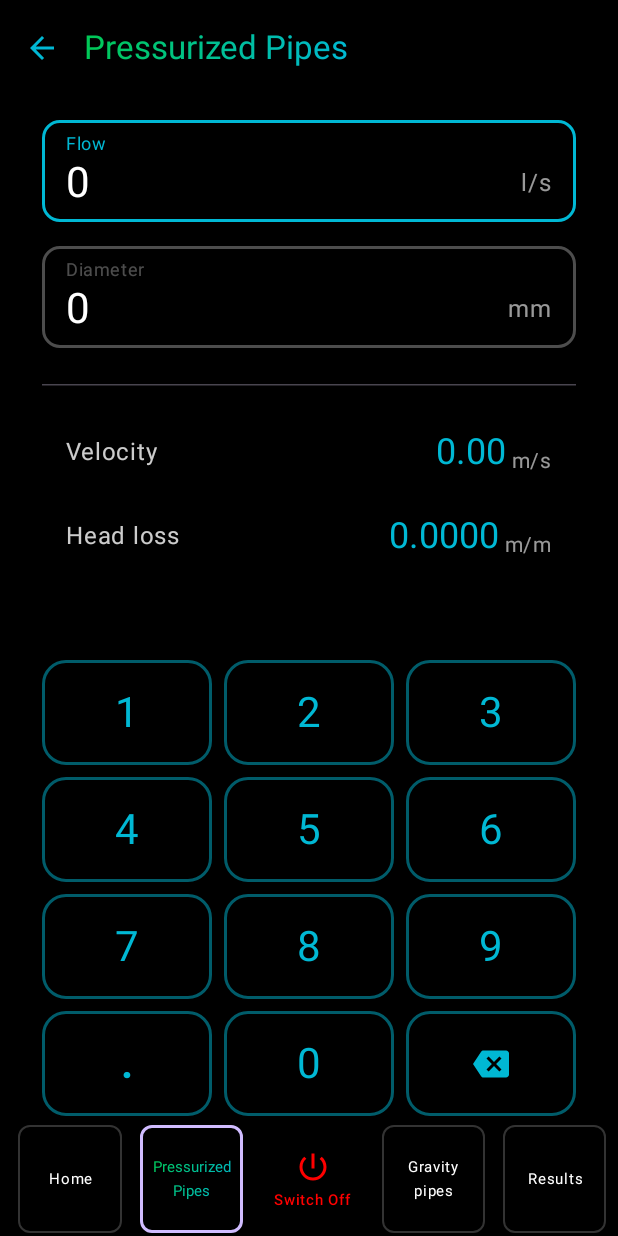
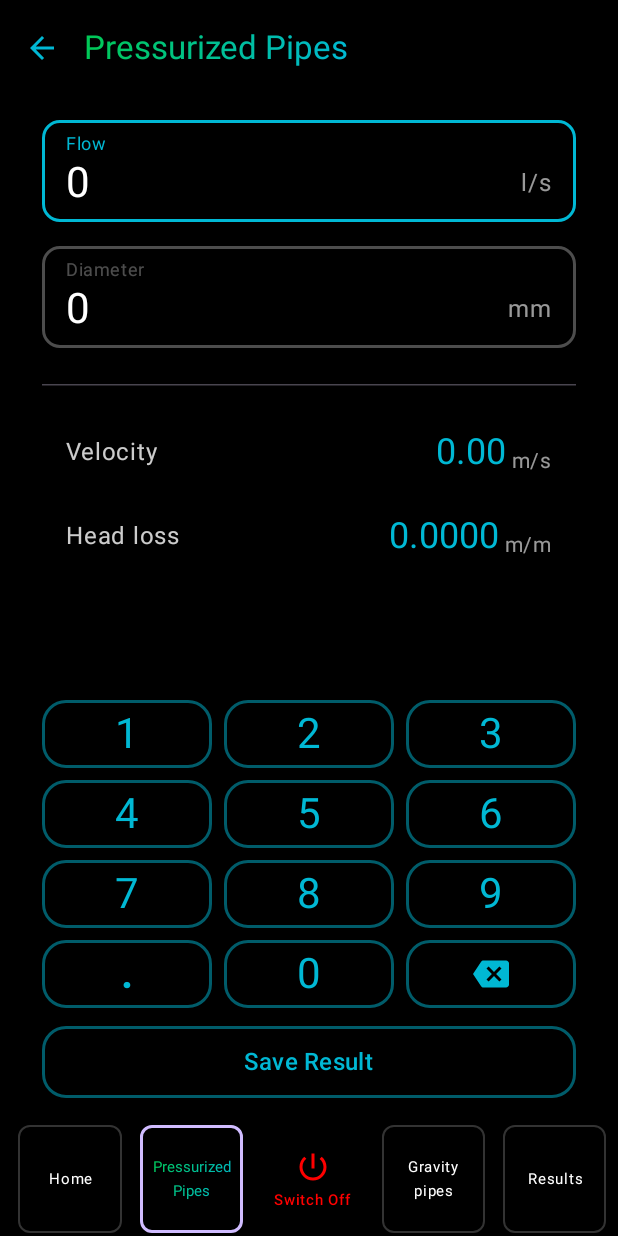
Before and after one commit to AsenTerziyski/HydroCalculatorAndroid, an Android app built with Jetpack Compose: the pressure_screen screen opened through its navigation route, on a phone screen of 412 x 824 dp. Run offline under Robolectric (Android 15) with nearby library versions, the phone set to English and light mode, and no system bars; our stand-ins replace Dagger/Hilt's generated code.

Commit message:
HydroCalc 56 add "save result" button

```diff
--- a/app/src/main/java/com/example/hydrocalculator/ui/views/NumericKeypad.kt
+++ b/app/src/main/java/com/example/hydrocalculator/ui/views/NumericKeypad.kt
@@ -82,7 +82,7 @@ private fun KeyButton(
                 scaleX = scale
                 scaleY = scale
             }
-            .aspectRatio(1.618f)
+            .aspectRatio(2.5f)
             .border(
                 width = 2.dp,
                 color = HydroCyan.copy(alpha = 0.5f),
--- a/app/src/main/java/com/example/hydrocalculator/ui/views/screens/CalculationPressureScreen.kt
+++ b/app/src/main/java/com/example/hydrocalculator/ui/views/screens/CalculationPressureScreen.kt
@@ -1,25 +1,30 @@
 package com.example.hydrocalculator.ui.views.screens
 
+import androidx.compose.animation.animateColorAsState
+import androidx.compose.animation.core.animateFloatAsState
 import androidx.compose.foundation.border
 import androidx.compose.foundation.clickable
+import androidx.compose.foundation.interaction.MutableInteractionSource
+import androidx.compose.foundation.interaction.collectIsPressedAsState
 import androidx.compose.foundation.layout.*
 import androidx.compose.foundation.rememberScrollState
 import androidx.compose.foundation.shape.RoundedCornerShape
 import androidx.compose.foundation.verticalScroll
 import androidx.compose.material3.HorizontalDivider
 import androidx.compose.material3.MaterialTheme
+import androidx.compose.material3.Surface
 import androidx.compose.material3.Text
 import androidx.compose.runtime.*
 import androidx.compose.runtime.getValue
-import androidx.compose.runtime.setValue
 import androidx.compose.ui.Alignment
 import androidx.compose.ui.Modifier
 import androidx.compose.ui.draw.clip
+import androidx.compose.ui.graphics.Color
+import androidx.compose.ui.graphics.graphicsLayer
 import androidx.compose.ui.text.style.TextAlign
 import androidx.compose.ui.tooling.preview.Preview
 import androidx.compose.ui.unit.dp
 import androidx.hilt.navigation.compose.hiltViewModel
-import com.example.hydrocalculator.calculationengine.PressurePipeEngine
 import com.example.hydrocalculator.ui.theme.HydroCyan
 import com.example.hydrocalculator.ui.views.NumericKeypad
 import com.example.hydrocalculator.vm.CalculationPressureViewModel
@@ -64,7 +69,7 @@ fun CalculationPressureScreen(
                     label = "Diameter",
                     unit = "mm",
                     isFocused = uiState.focusedField == FocusedField.DIAMETER,
-                    onFocus = { viewModel.onFocusChanged(FocusedField.DIAMETER)}
+                    onFocus = { viewModel.onFocusChanged(FocusedField.DIAMETER) }
                 )
                 HorizontalDivider(modifier = Modifier.padding(vertical = 8.dp))
                 ResultField(
@@ -79,10 +84,19 @@ fun CalculationPressureScreen(
                 )
             }
         }
+
         NumericKeypad { key -> viewModel.onKeyClick(key) }
+
+        SaveButton(
+            modifier = Modifier
+                .fillMaxWidth()
+                .padding(horizontal = 28.dp)
+                .padding(vertical = 12.dp),
+        ) {
+
+        }
     }
 }
-
 
 @Composable
 private fun UnitInputField(
@@ -146,8 +160,57 @@ private fun ResultField(label: String, value: String, unit: String) {
     }
 }
 
-@Preview(showBackground = true)
 @Composable
-private fun CalculationResultsScreenPreview() {
-    CalculationPressureScreen()
+private fun SaveButton(
+    modifier: Modifier = Modifier,
+    onClick: () -> Unit
+) {
+    val interactionSource = remember { MutableInteractionSource() }
+    val isPressed by interactionSource.collectIsPressedAsState()
+
+    val backgroundColor by animateColorAsState(
+        targetValue = if (isPressed) HydroCyan.copy(alpha = 0.5f) else Color.Black,
+        label = "backgroundColor"
+    )
+
+    val scale by animateFloatAsState(
+        targetValue = if (isPressed) 0.7f else 1f,
+        label = "scale"
+    )
+
+    Surface(
+        modifier = modifier
+            .graphicsLayer {
+                scaleX = scale
+                scaleY = scale
+            }
+            .height(48.dp)
+            .border(
+                width = 2.dp,
+                color = HydroCyan.copy(alpha = 0.5f),
+                shape = RoundedCornerShape(16.dp)
+            )
+            .clip(RoundedCornerShape(16.dp))
+            .clickable(
+                interactionSource = interactionSource,
+                indication = null,
+                onClick = onClick
+            ),
+        color = backgroundColor,
+        shape = RoundedCornerShape(16.dp)
+    ) {
+        Box(contentAlignment = Alignment.Center) {
+            Text(
+                text = "Save Result",
+                color = HydroCyan,
+                style = MaterialTheme.typography.titleMedium
+            )
+        }
+    }
 }
+
+@Preview
+@Composable
+fun SaveButtonPreview() {
+    SaveButton(onClick = {})
+}
```
